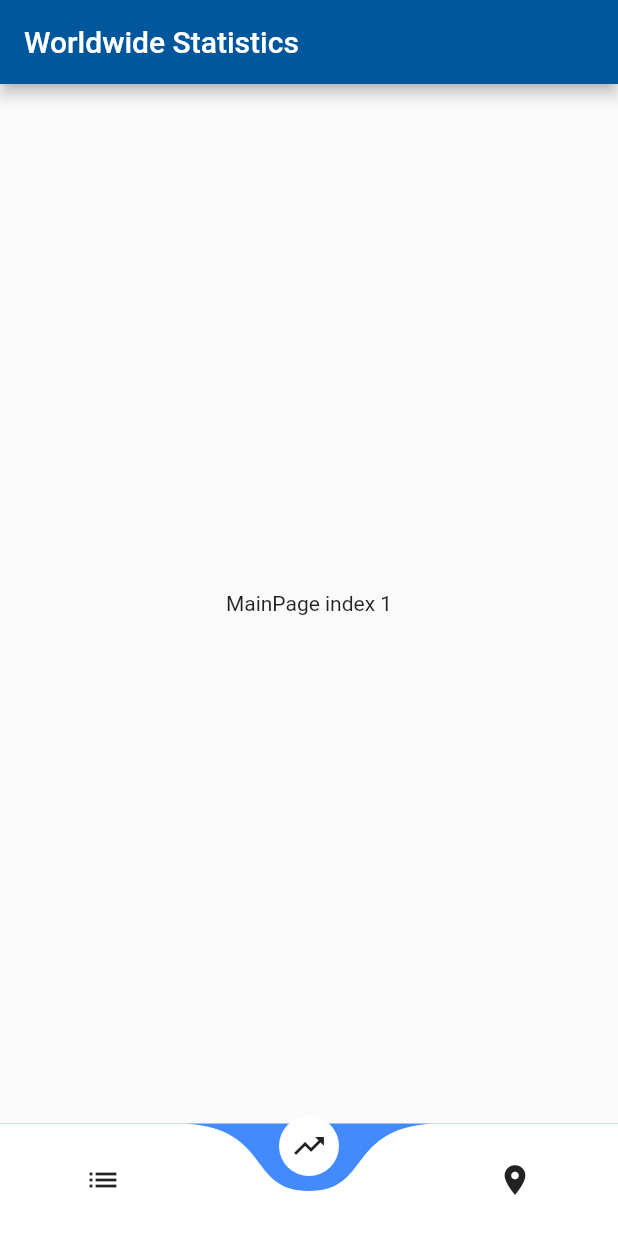
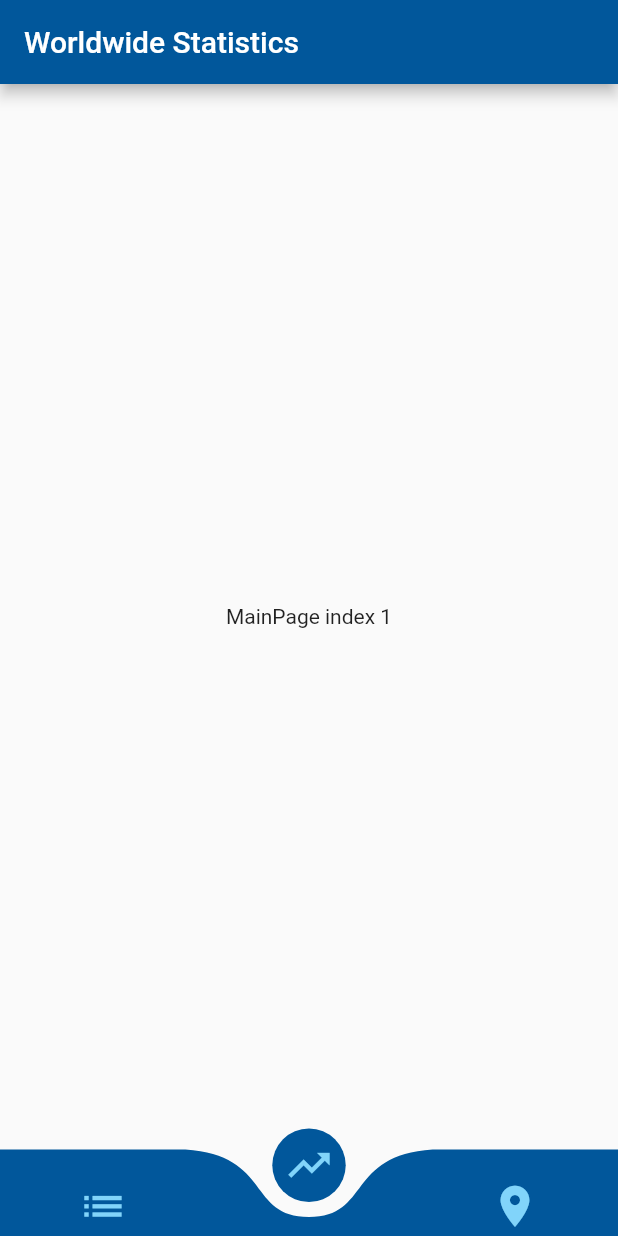
Before and after one commit to nobodyn0se/COVInfo, a Flutter app: the screen it shows after launch, on a phone screen of 412 x 824 dp. Run offline on Flutter 3.47's test engine with Material 2 defaults, Android fonts, the phone set to English and light mode, and no system bars; drawn by our look-alikes of curved_navigation_bar.

Commit message:
Added dynamic colors and configured BNB, icon size

```diff
--- a/lib/screens/initpage.dart
+++ b/lib/screens/initpage.dart
@@ -3,6 +3,7 @@ import 'package:curved_navigation_bar/curved_navigation_bar.dart';
 import 'package:ncov_visual/screens/mainpage.dart';
 import 'package:ncov_visual/screens/countriespage.dart';
 import 'package:ncov_visual/screens/indiapage.dart';
+import 'package:ncov_visual/screen_size.dart';
 
 class InitPage extends StatefulWidget {
   InitPage({Key key}) : super(key: key);
@@ -18,12 +19,26 @@ class _InitPageState extends State<InitPage> {
   //PageView and BottomNavigationBar are independent hence require both
   //initialPage and index properties separately defined
 
+  final List<Color> colorlst = [
+    Colors.orange[100],
+    Colors.lightBlue[200],
+    Colors.green[100]
+  ];
+
+  final List<Color> bgcolor = [
+    //Complements AppBar colors
+    Colors.orange[700],
+    Colors.lightBlue[900],
+    Colors.green[700]
+  ];
+
   List<Widget> _screen = [CountriesPage(), MainPage(), IndiaPage()];
 
   int initIndex = 1; //Center Page - Worldwide displayed initially
 
   @override
   Widget build(BuildContext context) {
+    ScreenSize().init(context);
     return Scaffold(
       body: PageView(
         controller: _pageController,
@@ -31,6 +46,10 @@ class _InitPageState extends State<InitPage> {
         physics: NeverScrollableScrollPhysics(),
       ),
       bottomNavigationBar: CurvedNavigationBar(
+        color: bgcolor[initIndex],
+        backgroundColor: Colors.grey[50], //Scaffold color
+        buttonBackgroundColor: bgcolor[initIndex],
+        height: ScreenSize.blockHeight * 7, //8%
         index: initIndex, //sets the initial index for BottomNavigationBar
         onTap: (int index) {
           setState(() {
@@ -40,10 +59,15 @@ class _InitPageState extends State<InitPage> {
           });
         },
         items: [
-          Icon(Icons.list),
-          Icon(Icons.trending_up),
-          Icon(Icons.location_on)
+          Icon(Icons.list,
+              size: ScreenSize.safeHeight * 4, color: colorlst[initIndex]),
+          Icon(Icons.trending_up,
+              size: ScreenSize.safeHeight * 4, color: colorlst[initIndex]),
+          Icon(Icons.location_on,
+              size: ScreenSize.safeHeight * 4, color: colorlst[initIndex])
         ],
+        animationDuration: Duration(milliseconds: 100),
+        animationCurve: Curves.linearToEaseOut,
       ),
     );
   }
```
